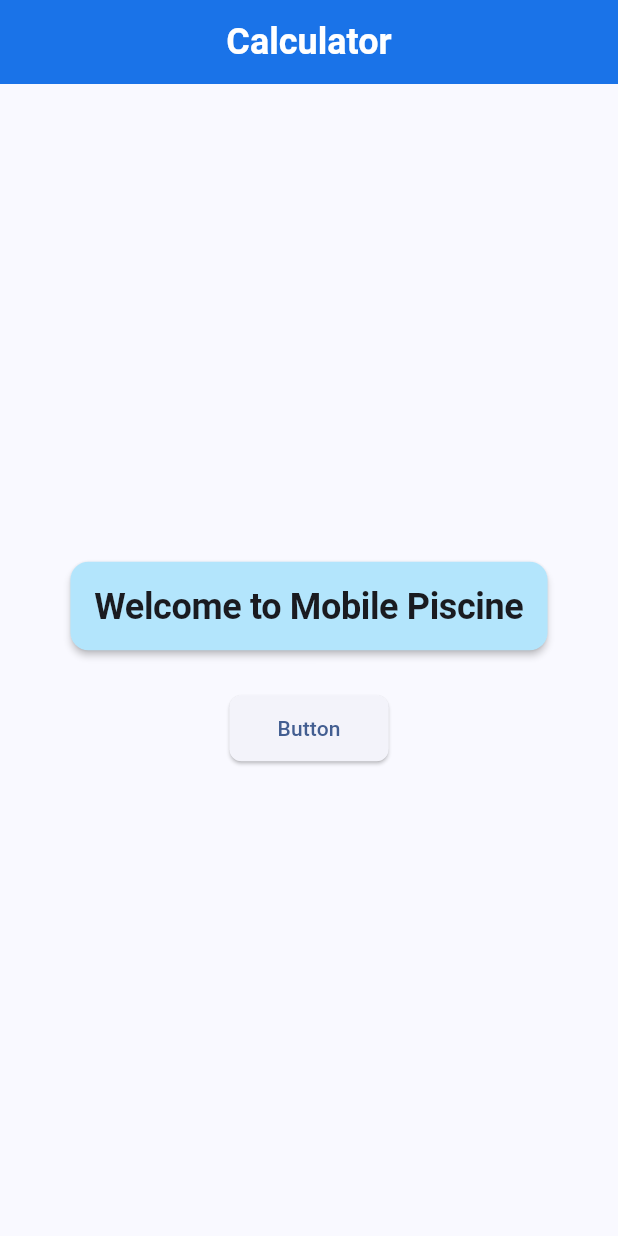
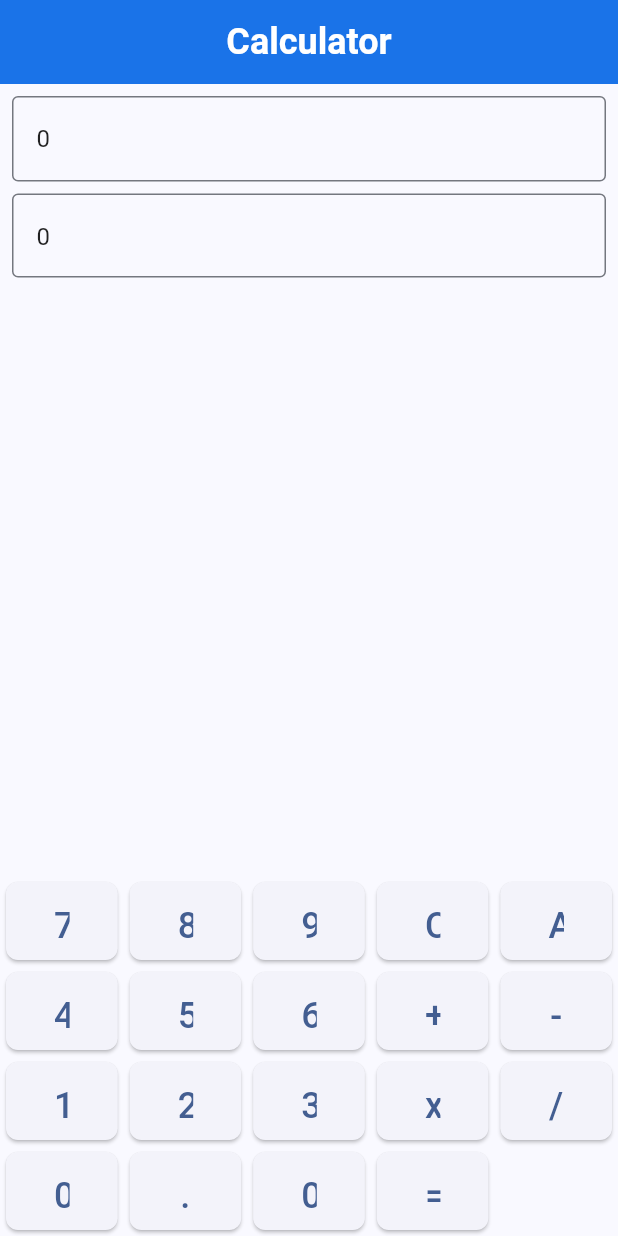
Before and after one commit to 42sungwook/flutter-piscine, a Flutter app: the screen it shows after launch, on a phone screen of 412 x 824 dp. Run offline on Flutter 3.47's test engine with Material 3 defaults, Android fonts, the phone set to English and light mode, and no system bars.

Commit message:
feat: add calculator UI

```diff
--- a/lib/screens/home.dart
+++ b/lib/screens/home.dart
@@ -1,51 +1,16 @@
+// lib/screens/home.dart
 import 'package:flutter/material.dart';
-import 'package:flutter_piscine/config/theme.dart';
+import 'package:flutter_piscine/widgets/calculator.dart';
 import 'package:flutter_piscine/widgets/common/app_bar.dart';
 
-class HomeScreen extends StatefulWidget {
+class HomeScreen extends StatelessWidget {
   const HomeScreen({super.key});
-
-  @override
-  State<HomeScreen> createState() => _HomeScreenState();
-}
-
-class _HomeScreenState extends State<HomeScreen> {
-  static const String _welcomeText = 'Welcome to Mobile Piscine';
-  static const String _helloText = 'Hello World!';
-
-  bool _isWelcomeText = true;
-
-  void _toggleText() {
-    setState(() {
-      _isWelcomeText = !_isWelcomeText;
-    });
-  }
 
   @override
   Widget build(BuildContext context) {
     return Scaffold(
       appBar: MainAppBar(),
-      body: Center(
-        child: Column(
-          mainAxisAlignment: MainAxisAlignment.center,
-          children: [
-            Card(
-              child: Padding(
-                padding: EdgeInsets.all(AppTheme.spacing2x),
-                child: Text(
-                  _isWelcomeText ? _welcomeText : _helloText,
-                  style: Theme.of(context).textTheme.displayLarge,
-                ),
-              ),
-            ),
-            SizedBox(height: AppTheme.spacing3x),
-            ElevatedButton(
-              onPressed: _toggleText,
-              child: const Text('Button'),
-            ),
-          ],
-        ),
-      ),
+      body: CalculatorWidget(),
     );
   }
 }
--- /dev/null
+++ b/lib/widgets/calculator.dart
@@ -0,0 +1,132 @@
+// lib/widgets/calculator/calculator_widget.dart
+import 'package:flutter/material.dart';
+import 'package:flutter_piscine/config/theme.dart';
+
+class CalculatorWidget extends StatefulWidget {
+  const CalculatorWidget({super.key});
+
+  @override
+  State<CalculatorWidget> createState() => _CalculatorWidgetState();
+}
+
+class _CalculatorWidgetState extends State<CalculatorWidget> {
+  @override
+  Widget build(BuildContext context) {
+    final width = MediaQuery.of(context).size.width;
+    final isNarrow = width < 400; // 화면 너비가 좁을 때의 기준
+
+    return Column(
+      mainAxisAlignment: MainAxisAlignment.end,
+      children: [
+        Padding(
+          padding: EdgeInsets.all(AppTheme.spacing),
+          child: Column(
+            children: [
+              TextField(
+                decoration: InputDecoration(
+                  border: OutlineInputBorder(),
+                  hintText: '수식을 입력하세요',
+                ),
+                readOnly: true,
+                controller: TextEditingController(text: '0'),
+              ),
+              SizedBox(height: AppTheme.spacing),
+              TextField(
+                decoration: InputDecoration(
+                  border: OutlineInputBorder(),
+                  hintText: '결과',
+                ),
+                readOnly: true,
+                controller: TextEditingController(text: '0'),
+              ),
+            ],
+          ),
+        ),
+        Expanded(
+          child: Container(
+            padding:
+                EdgeInsets.only(bottom: MediaQuery.of(context).padding.bottom),
+            child: isNarrow
+                ? Column(
+                    mainAxisAlignment: MainAxisAlignment.end,
+                    children: [
+                      _buildNumberPad(),
+                      _buildOperatorPad(),
+                    ],
+                  )
+                : Column(
+                    mainAxisAlignment: MainAxisAlignment.end,
+                    children: [
+                      _buildButtonRow(['7', '8', '9', 'C', 'AC']),
+                      _buildButtonRow(['4', '5', '6', '+', '-']),
+                      _buildButtonRow(['1', '2', '3', 'x', '/']),
+                      _buildButtonRow(['0', '.', '00', '=', '']),
+                    ],
+                  ),
+          ),
+        ),
+      ],
+    );
+  }
+
+  Widget _buildNumberPad() {
+    return Column(
+      children: [
+        _buildButtonRow(['7', '8', '9']),
+        _buildButtonRow(['4', '5', '6']),
+        _buildButtonRow(['1', '2', '3']),
+        _buildButtonRow(['0', '.', '00']),
+      ],
+    );
+  }
+
+  Widget _buildOperatorPad() {
+    return Column(
+      children: [
+        _buildButtonRow(['+', '-', 'x']),
+        _buildButtonRow(['/', 'C', 'AC']),
+        _buildButtonRow(['', '', '=']),
+      ],
+    );
+  }
+
+  Widget _buildButtonRow(List<String> buttons) {
+    return SizedBox(
+      height: 60,
+      child: Row(
+        children: buttons.map((button) {
+          return Expanded(
+            child: Padding(
+              padding: EdgeInsets.all(4),
+              child: button.isEmpty
+                  ? SizedBox()
+                  : ElevatedButton(
+                      onPressed: () => _onButtonPressed(button),
+                      child: Text(
+                        button,
+                        style: TextStyle(fontSize: 24),
+                      ),
+                    ),
+            ),
+          );
+        }).toList(),
+      ),
+    );
+  }
+
+  void _onButtonPressed(String button) {
+    switch (button) {
+      case 'AC':
+        print('AC');
+        break;
+      case 'C':
+        print('C');
+        break;
+      case '=':
+        print('=');
+        break;
+      default:
+        print(button);
+    }
+  }
+}
```
